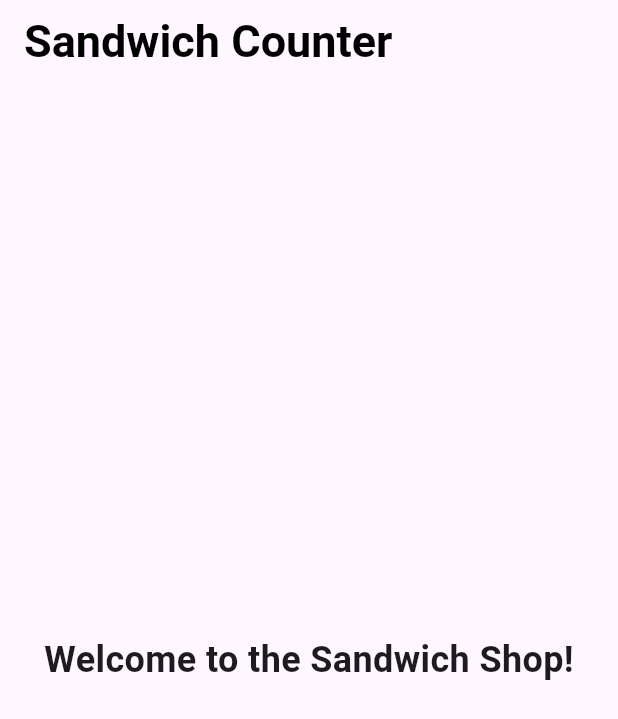
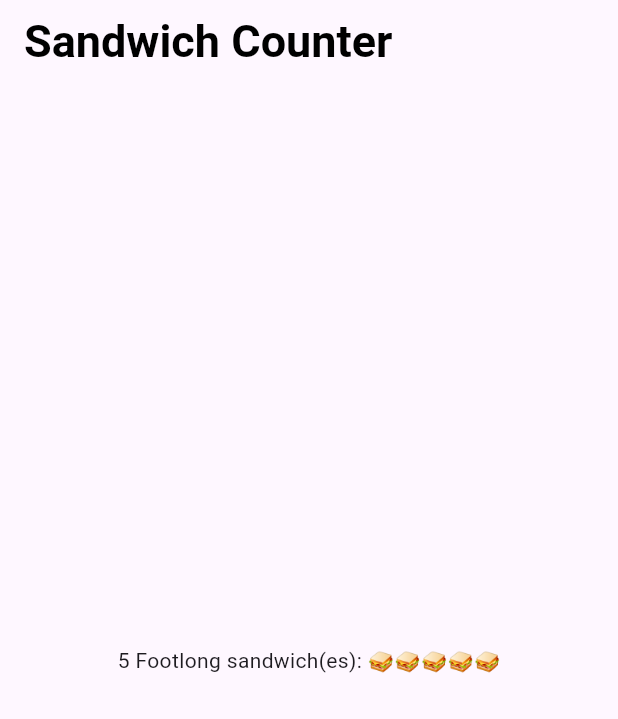
Before and after one commit to hfaulk/sandwich_shop, a Flutter app: the screen it shows after launch, on a phone screen of 412 x 824 dp. Shown: the top 719 px of the screen. Run offline on Flutter 3.47's test engine with Material 3 defaults, Android fonts, the phone set to English and light mode, and no system bars.

Commit message:
Implemented OrderItemDisplay into app.

```diff
--- a/lib/main.dart
+++ b/lib/main.dart
@@ -58,12 +58,7 @@ class _MyHomePageState extends State<MyHomePage> {
       body: const Center(
         child: Column(
           mainAxisAlignment: MainAxisAlignment.center,
-          children: <Widget>[
-            Text(
-              'Welcome to the Sandwich Shop!',
-              style: TextStyle(fontWeight: FontWeight.bold, fontSize: 24),
-            ),
-          ],
+          children: <Widget>[OrderItemDisplay(5, 'Footlong')],
         ),
       ),
     );
```
